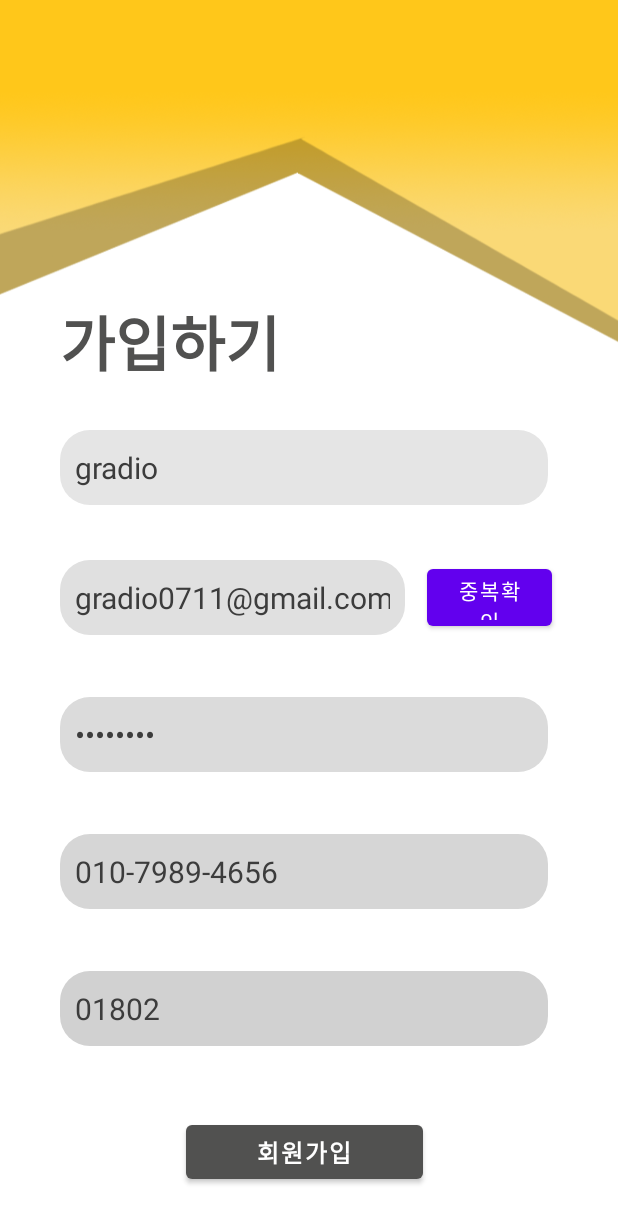
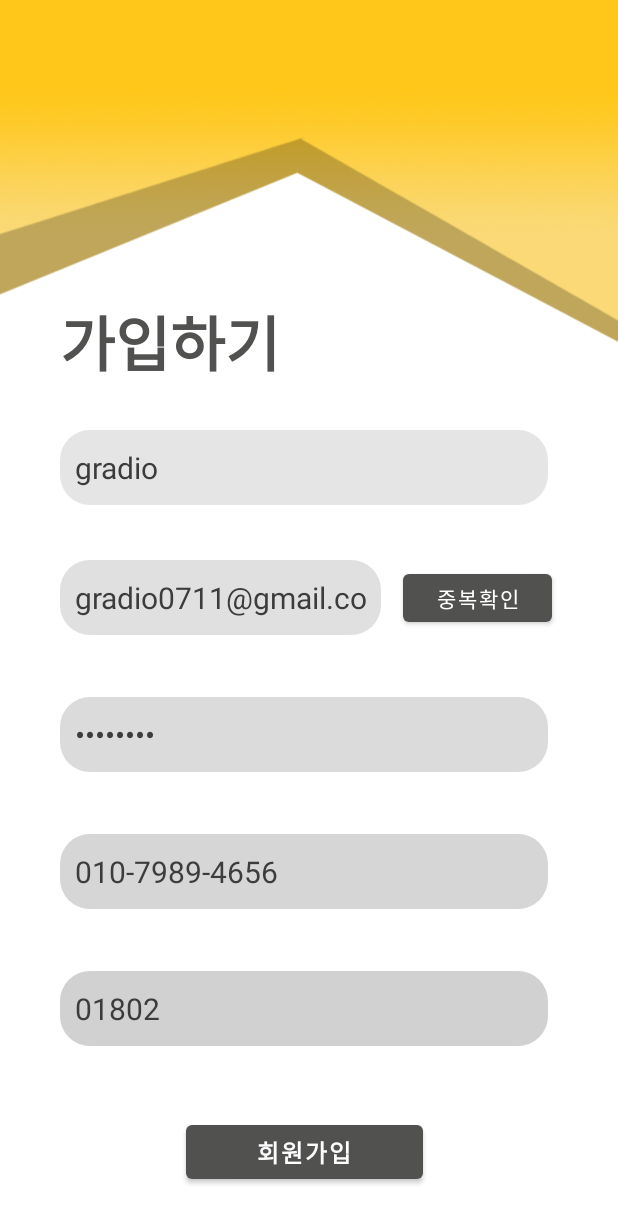
Before and after one commit to yuminc03/SoMoking, an Android app: the activity_join screen opened directly, with no data from a screen before it, after a tap on "회원가입", on a phone screen of 412 x 824 dp. Shown: the top 1223 px of the screen. Run offline under Robolectric (Android 15) with nearby library versions, the phone set to English and light mode, and no system bars; our stand-ins replace Volley; network calls fail.

Commit message:
no-smoking (소모킹) - php, MySQL 연동하여 로그인 & 회원가입 기능 구현, activity 수정함

```diff
--- a/app/src/main/java/kr/hs/emirim/flowerbeen/smoking/RegisterRequest.java
+++ b/app/src/main/java/kr/hs/emirim/flowerbeen/smoking/RegisterRequest.java
@@ -9,7 +9,7 @@ import java.util.Map;
 
 public class RegisterRequest extends StringRequest {
     // 서버 URL 설정 ( PHP 파일 연동 )
-    final static private String URL = "http://127.0.0.1/Register.php";
+    final static private String URL = "http://localhost/Register.php";
     private Map<String, String> map;
 
 
--- a/app/src/main/res/layout/activity_join.xml
+++ b/app/src/main/res/layout/activity_join.xml
@@ -106,13 +106,13 @@
 
     <EditText
         android:id="@+id/id"
-        android:layout_width="230dp"
+        android:layout_width="214dp"
         android:layout_height="50dp"
         android:layout_marginStart="40dp"
         android:layout_marginLeft="40dp"
         android:background="@drawable/joinbutton2"
         android:ems="20"
-        android:hint="id (8자 이상 입력하시오)"
+        android:hint="id (8자 이상 입력)"
         android:inputType="textEmailAddress"
         android:padding="10dp"
         android:textColor="#3C3C3C"
@@ -140,11 +140,12 @@
 
     <Button
         android:id="@+id/btn_id_check"
-        android:layout_width="83dp"
-        android:layout_height="50dp"
+        android:layout_width="99dp"
+        android:layout_height="44dp"
         android:layout_marginEnd="44dp"
         android:layout_marginRight="44dp"
         android:text="중복확인"
+        app:backgroundTint="#515150"
         app:layout_constraintBottom_toTopOf="@+id/pw"
         app:layout_constraintEnd_toEndOf="parent"
         app:layout_constraintTop_toBottomOf="@+id/textView2"
```
